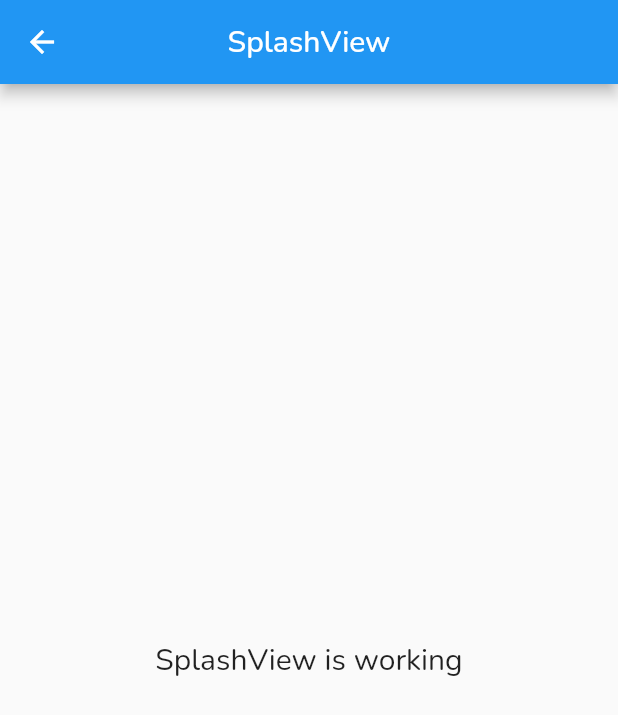
After one commit to diarn/honey-keeper, a Flutter app: the SplashView screen opened by its route, on a phone screen of 412 x 824 dp. The commit adds this screen. Shown: the top 715 px of the screen. Run offline on Flutter 3.47's test engine with Material 2 defaults, Android fonts, the phone set to English and light mode, and no system bars; our stand-ins replace get, google_fonts.

Commit message:
add splash

```diff
--- /dev/null
+++ b/lib/app/modules/splash/views/splash_view.dart
@@ -0,0 +1,23 @@
+import 'package:flutter/material.dart';
+
+import 'package:get/get.dart';
+
+import '../controllers/splash_controller.dart';
+
+class SplashView extends GetView<SplashController> {
+  @override
+  Widget build(BuildContext context) {
+    return Scaffold(
+      appBar: AppBar(
+        title: Text('SplashView'),
+        centerTitle: true,
+      ),
+      body: Center(
+        child: Text(
+          'SplashView is working',
+          style: TextStyle(fontSize: 20),
+        ),
+      ),
+    );
+  }
+}
--- a/lib/app/routes/app_pages.dart
+++ b/lib/app/routes/app_pages.dart
@@ -2,6 +2,8 @@
 
 import 'package:honey_keeper/app/modules/home/bindings/home_binding.dart';
 import 'package:honey_keeper/app/modules/home/views/home_view.dart';
+import 'package:honey_keeper/app/modules/splash/bindings/splash_binding.dart';
+import 'package:honey_keeper/app/modules/splash/views/splash_view.dart';
 
 part 'app_routes.dart';
 
@@ -16,5 +18,10 @@
       page: () => HomeView(),
       binding: HomeBinding(),
     ),
+    GetPage(
+      name: _Paths.SPLASH,
+      page: () => SplashView(),
+      binding: SplashBinding(),
+    ),
   ];
 }
--- a/lib/app/routes/app_routes.dart
+++ b/lib/app/routes/app_routes.dart
@@ -5,8 +5,10 @@
   Routes._();
 
   static const HOME = _Paths.HOME;
+  static const SPLASH = _Paths.SPLASH;
 }
 
 abstract class _Paths {
   static const HOME = '/home';
+  static const SPLASH = '/splash';
 }
```
Also changed, not shown: lib/app/modules/splash/bindings/splash_binding.dart (added, +12 -0 lines), lib/app/modules/splash/controllers/splash_controller.dart (added, +20 -0 lines).
